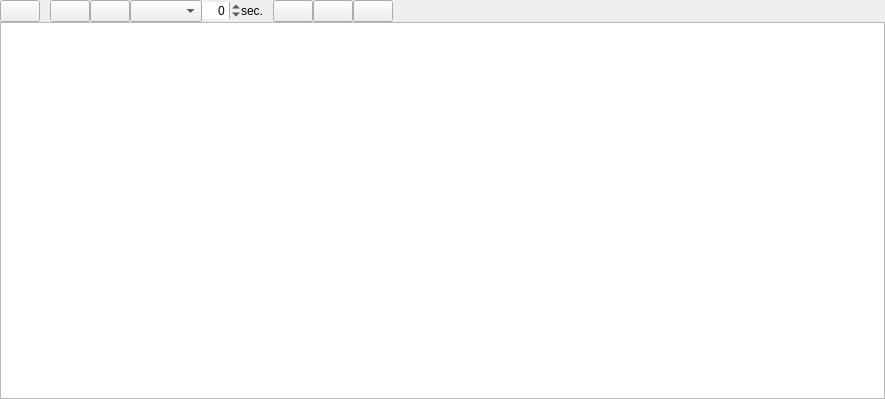
Before: the Qt Designer form src/library/autodj/dlgautodj.ui in seund123/mixxx, drawn with Qt 5.
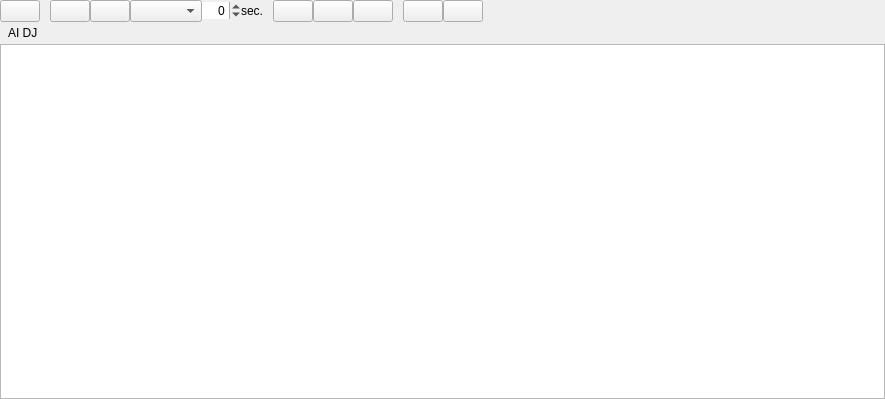
After: the same form once the commit is applied.

Commit message:
Surface AI DJ in the Auto DJ view
Add Smart Queue and Beatmatch toggle buttons to the Auto DJ toolbar
(mirroring the [Auto DJ] prefs) plus an AI DJ status bar that previews
the next track's BPM/key compatibility and sync state using the shared
RulesTrackRanker helpers.

Diff of the .ui file:
```diff
--- a/src/library/autodj/dlgautodj.ui
+++ b/src/library/autodj/dlgautodj.ui
@@ -199,6 +199,54 @@
         </property>
        </widget>
       </item>
+      <item>
+       <spacer name="horizontalSpacerAiDj">
+        <property name="orientation">
+         <enum>Qt::Horizontal</enum>
+        </property>
+        <property name="sizeType">
+         <enum>QSizePolicy::Fixed</enum>
+        </property>
+        <property name="sizeHint" stdset="0">
+         <size>
+          <width>10</width>
+          <height>1</height>
+         </size>
+        </property>
+       </spacer>
+      </item>
+      <item>
+       <widget class="QPushButton" name="pushButtonSmartQueue">
+        <property name="focusPolicy">
+         <enum>Qt::NoFocus</enum>
+        </property>
+        <property name="sizePolicy">
+         <sizepolicy hsizetype="Preferred" vsizetype="Fixed">
+          <horstretch>0</horstretch>
+          <verstretch>0</verstretch>
+         </sizepolicy>
+        </property>
+        <property name="checkable">
+         <bool>true</bool>
+        </property>
+       </widget>
+      </item>
+      <item>
+       <widget class="QPushButton" name="pushButtonAutoSync">
+        <property name="focusPolicy">
+         <enum>Qt::NoFocus</enum>
+        </property>
+        <property name="sizePolicy">
+         <sizepolicy hsizetype="Preferred" vsizetype="Fixed">
+          <horstretch>0</horstretch>
+          <verstretch>0</verstretch>
+         </sizepolicy>
+        </property>
+        <property name="checkable">
+         <bool>true</bool>
+        </property>
+       </widget>
+      </item>
       <item>
        <spacer name="horizontalSpacer_3">
         <property name="orientation">
@@ -222,6 +270,78 @@
      </layout>
     </widget>
    </item>
+   <item>
+    <widget class="QFrame" name="aidjStatusBar">
+     <property name="frameShape">
+      <enum>QFrame::NoFrame</enum>
+     </property>
+     <layout class="QHBoxLayout" name="aidjStatusLayout">
+      <property name="spacing">
+       <number>8</number>
+      </property>
+      <property name="leftMargin">
+       <number>8</number>
+      </property>
+      <property name="topMargin">
+       <number>4</number>
+      </property>
+      <property name="rightMargin">
+       <number>8</number>
+      </property>
+      <property name="bottomMargin">
+       <number>4</number>
+      </property>
+      <item>
+       <widget class="QLabel" name="labelAiDjTitle">
+        <property name="text">
+         <string>AI DJ</string>
+        </property>
+       </widget>
+      </item>
+      <item>
+       <widget class="QLabel" name="labelNextUp">
+        <property name="text">
+         <string/>
+        </property>
+       </widget>
+      </item>
+      <item>
+       <spacer name="aidjSpacerMid">
+        <property name="orientation">
+         <enum>Qt::Horizontal</enum>
+        </property>
+        <property name="sizeHint" stdset="0">
+         <size>
+          <width>1</width>
+          <height>1</height>
+         </size>
+        </property>
+       </spacer>
+      </item>
+      <item>
+       <widget class="QLabel" name="labelBpmMatch">
+        <property name="text">
+         <string/>
+        </property>
+       </widget>
+      </item>
+      <item>
+       <widget class="QLabel" name="labelKeyMatch">
+        <property name="text">
+         <string/>
+        </property>
+       </widget>
+      </item>
+      <item>
+       <widget class="QLabel" name="labelSyncStatus">
+        <property name="text">
+         <string/>
+        </property>
+       </widget>
+      </item>
+     </layout>
+    </widget>
+   </item>
    <item>
     <widget class="QTableView" name="m_pTrackTablePlaceholder">
      <property name="showGrid">
```
The commit also changes 2 other files.
